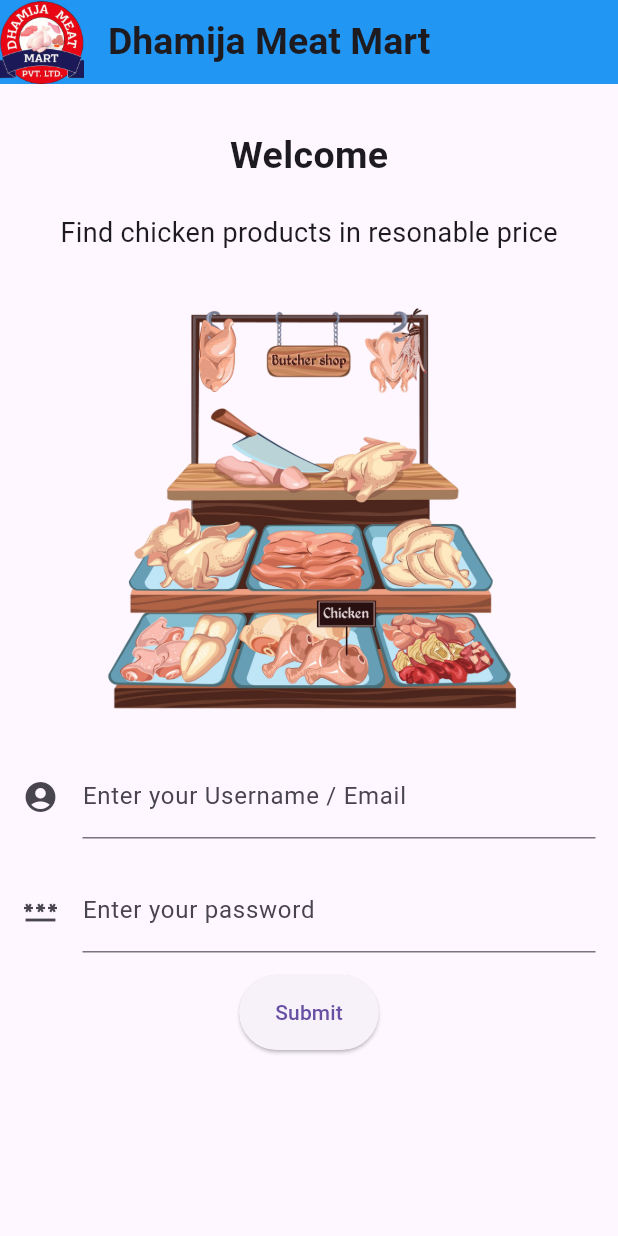
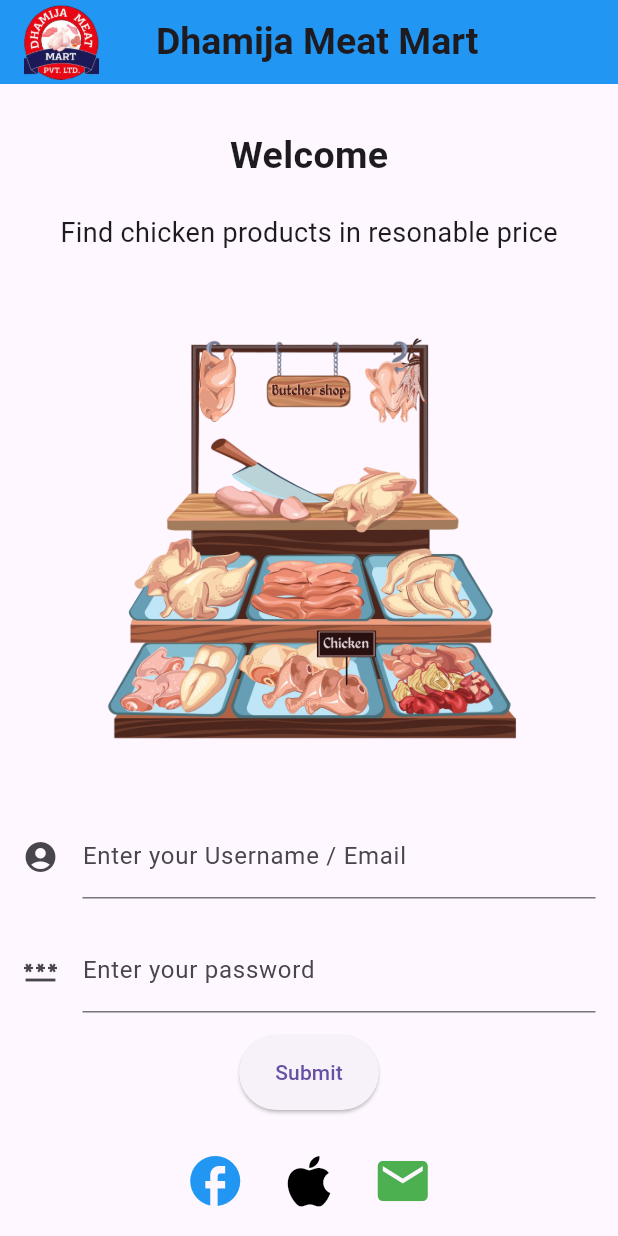
Before and after one commit to Aayush-khadka-1/login_signup, a Flutter app: the screen it shows after launch, on a phone screen of 412 x 824 dp. Run offline on Flutter 3.47's test engine with Material 3 defaults, Android fonts, the phone set to English and light mode, and no system bars.

Commit message:
Added icons on welcome page, modified the AppBar

```diff
--- a/lib/appBar.dart
+++ b/lib/appBar.dart
@@ -4,17 +4,29 @@ class CustomAppBar extends StatelessWidget implements PreferredSizeWidget {
   @override
   Widget build(BuildContext context) {
     return AppBar(
-      title: Text(
-        'Dhamija Meat Mart',
-        style: TextStyle(
-          fontSize: 25,
-          fontWeight: FontWeight.w600,
-        ),
+      title: Row(
+        children: [
+          Padding(
+            padding: const EdgeInsets.only(right: 8.0),
+            child: SizedBox(
+              height: 60,
+              width: 50,
+              child: Image.asset(
+                'assets/logo.png',
+              ),
+            ),
+          ),
+          SizedBox(width: 30),
+          Text(
+            'Dhamija Meat Mart',
+            style: TextStyle(
+              fontSize: 25,
+              fontWeight: FontWeight.w600,
+            ),
+          ),
+        ],
       ),
       backgroundColor: Colors.blue,
-      leading: Image.asset(
-          'assets/logo.png',
-      ),
     );
   }
 
--- a/lib/homepage.dart
+++ b/lib/homepage.dart
@@ -1,4 +1,5 @@
 import 'package:flutter/material.dart';
+import 'package:login_signup/loginicons.dart';
 import 'package:login_signup/loginsignup.dart';
 
 class HomePage extends StatefulWidget {
@@ -34,12 +35,17 @@ class _HomePageState extends State<HomePage> {
                 ),
               ],
             ),
-            SizedBox(height: 20),
+            SizedBox(height: 40),
             Image(
               image: AssetImage('assets/img1.png'),
               height: 300,
             ),
+            SizedBox(
+              height: 20,
+            ),
             Loginsignup(),
+            SizedBox(height: 10),
+            Loginicons(),
           ],
         ),
       ),
--- /dev/null
+++ b/lib/loginicons.dart
@@ -0,0 +1,35 @@
+import 'package:flutter/material.dart';
+
+class Loginicons extends StatefulWidget {
+  @override
+  State<Loginicons> createState() => _LoginiconsState();
+}
+
+class _LoginiconsState extends State<Loginicons> {
+  @override
+  Widget build(BuildContext context) {
+    return Column(
+      crossAxisAlignment: CrossAxisAlignment.center,
+      children: [
+        Row(
+          mainAxisAlignment: MainAxisAlignment.center,
+          children: [
+            Icon(Icons.facebook_rounded, size: 40, color: Colors.blue),
+            SizedBox(width: 20),
+            Icon(Icons.apple, size: 45, color: Colors.black,),
+            SizedBox(width: 20),
+            Icon(Icons.email, size: 40, color: Colors.green, )
+          ],
+        ),
+        SizedBox(height: 10),
+        Text(
+            'Login via',
+        style: TextStyle(
+          fontSize: 25,
+          color: Colors.black,
+          fontWeight: FontWeight.w600,
+        ),),
+      ],
+    );
+  }
+}
```
